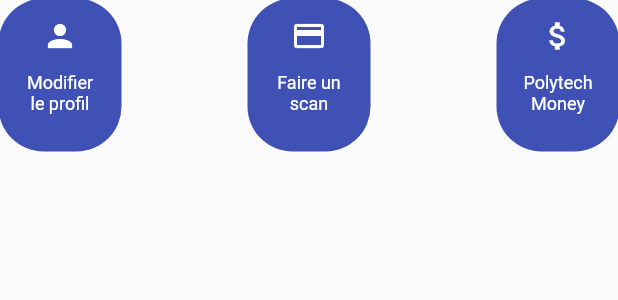
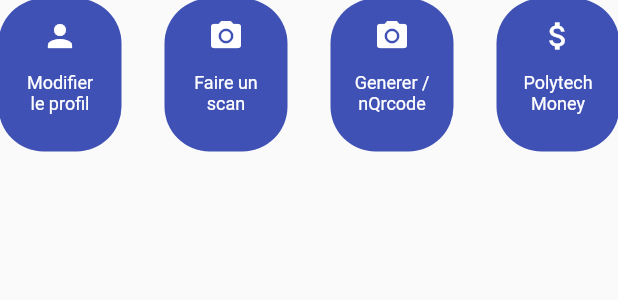
Before and after one commit to Diewrine/Projet_trans_dic2, a Flutter app: the EtudiantDisplayedPage widget shown alone on an empty page, opened directly, on a phone screen of 412 x 824 dp. Shown: the top 300 px of the screen. Run offline on Flutter 3.47's test engine with Material 2 defaults, Android fonts, the phone set to English and light mode, and no system bars; our stand-ins replace cloud_firestore, firebase_auth, flutter_spinkit, qr_flutter; missing offline and left inert: barcode_scan, qr_code_scanner; accounts and stored records are empty.

Commit message:
Qrcode generator and scan

```diff
--- a/lib/screens/authPage/loginPage.dart
+++ b/lib/screens/authPage/loginPage.dart
@@ -209,7 +209,8 @@
                                                   });
                                                 }
                                                 else{
-                                                     Navigator.push(context, MaterialPageRoute(builder:(context) =>Home()));
+                                                    Navigator.pop(context);
+                                                    Navigator.push(context, MaterialPageRoute(builder:(context) =>Home()));
                                                   }
 
 
--- a/lib/screens/home/home.dart
+++ b/lib/screens/home/home.dart
@@ -50,6 +50,10 @@
             ),
             onPressed: () async {
               await _auth.signOut();
+              Navigator.pop(context);
+              Navigator.push(context, MaterialPageRoute(builder:(context) =>LoginPage()));
+
+
 
             },
 
--- a/lib/screens/home/widgets/displayedPage/etuDisplayedPage.dart
+++ b/lib/screens/home/widgets/displayedPage/etuDisplayedPage.dart
@@ -1,6 +1,10 @@
+import 'package:dic2_project_trans/screens/home/widgets/scan/generateScreen.dart';
+import 'package:dic2_project_trans/screens/home/widgets/scan/scanScreen.dart';
 import 'package:flutter/material.dart';
+import 'package:flutter/services.dart';
 
 import '../../editProfil.dart';
+import 'package:barcode_scan/barcode_scan.dart';
 
 class EtudiantDisplayedPage extends StatefulWidget {
   @override
@@ -19,6 +23,7 @@
             );
           });
     }
+
     return SingleChildScrollView(
       child: Row(
         mainAxisAlignment: MainAxisAlignment.spaceBetween,
@@ -75,20 +80,58 @@
                   //Icons.flip,
                   //Icons.fullscreen,
                   //Icons.sensor_window,
-                  icon: Icon(Icons.payment),
+                  icon: Icon(Icons.camera_alt),
                   color: Colors.white,
-                  onPressed: () {
-                    print("faire un scannnn");
-                  },
+                  onPressed:() {
+                    Navigator.push(context,   MaterialPageRoute(builder:(context)=>ScanPage()),);
+                  }
                 ),
                 Text(
-                  'Faire un\nscan',
+                  'Faire un\nscan' ,
                   textAlign: TextAlign.center,
                   style: TextStyle(
                     color: Colors.white,
                     fontSize: 12.0,
                   ),
-                )
+                ),
+
+              ],
+            ),
+          ),
+          Container(
+            height: 100,
+            width: 80,
+            decoration: BoxDecoration(
+                color: Colors.indigo[500],
+                borderRadius: BorderRadius.circular(30),
+                boxShadow: [
+                  BoxShadow(
+                    color: Colors.indigo[500],
+                    spreadRadius: 1,
+                  )
+                ]),
+            child: Column(
+              children: <Widget>[
+                IconButton(
+                  //Icons.crop_free,
+                  //Icons.flip,
+                  //Icons.fullscreen,
+                  //Icons.sensor_window,
+                  icon: Icon(Icons.camera_alt),
+                  color: Colors.white,
+                  onPressed:() {
+                    Navigator.push(context,   MaterialPageRoute(builder:(context)=>GenerateScreen()),);
+                  }
+                ),
+                Text(
+                  'Generer /nQrcode' ,
+                  textAlign: TextAlign.center,
+                  style: TextStyle(
+                    color: Colors.white,
+                    fontSize: 12.0,
+                  ),
+                ),
+
               ],
             ),
           ),
--- a/pubspec.yaml
+++ b/pubspec.yaml
@@ -35,6 +35,11 @@
   cloud_firestore: ^0.12.9+4
   provider: ^3.1.0
   flutter_spinkit: "^4.0.0"
+  barcode_scan: ^3.0.1
+  qr_flutter: ^3.2.0
+  qr_code_scanner:
+
+
 
 dev_dependencies:
   flutter_test:
```
Also changed, not shown: lib/screens/home/widgets/scan/generateScreen.dart (added, +81 -0 lines), lib/screens/home/widgets/scan/scanScreen.dart (added, +62 -0 lines), pubspec.lock, 3 other files.
